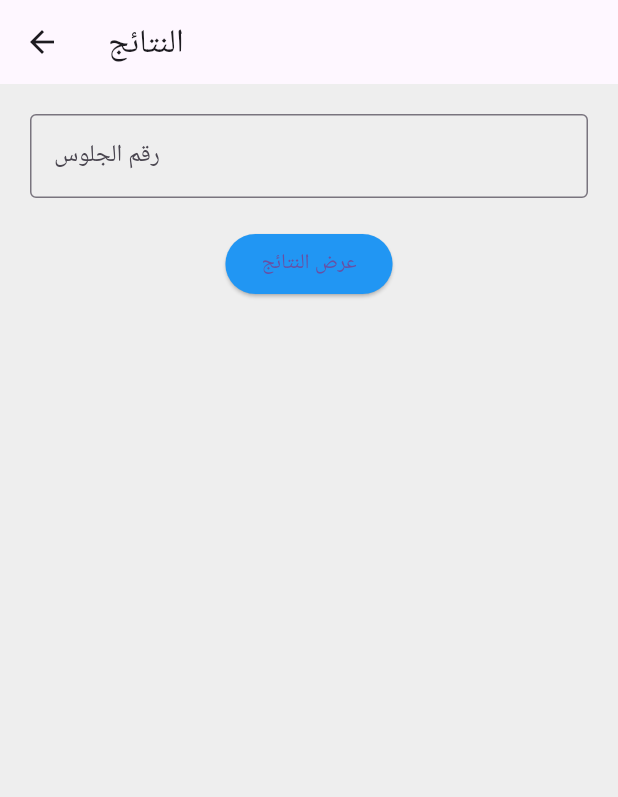
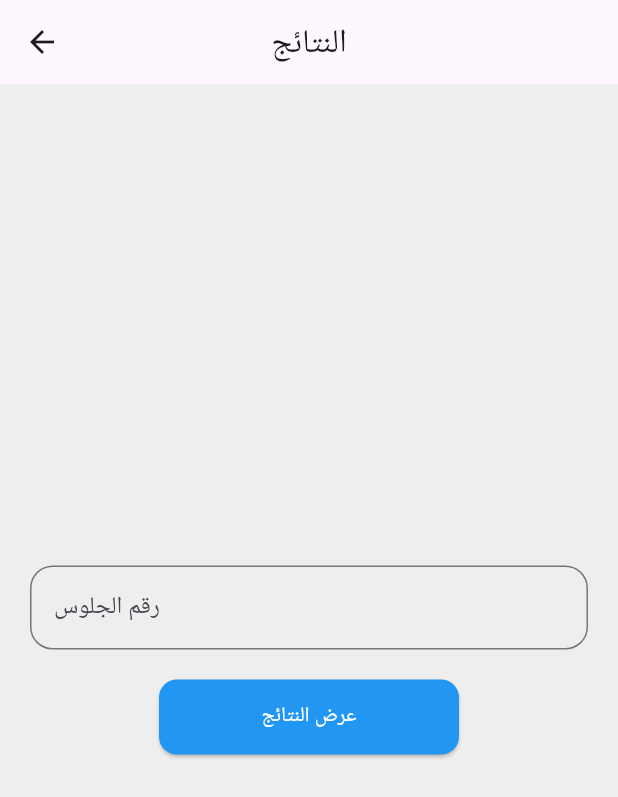
Before and after one commit to mo2605446cvg/alson_education, a Flutter app: the ResultsQueryScreen screen opened by its route, on a phone screen of 412 x 824 dp. Shown: the top 797 px of the screen. Run offline on Flutter 3.47's test engine with Material 3 defaults, Android fonts, the phone set to English and light mode, and no system bars; our stand-ins replace file_picker, sqflite; accounts and stored records are empty.

Commit message:
Update results_query_screen.dart

```diff
--- a/lib/screens/results_query_screen.dart
+++ b/lib/screens/results_query_screen.dart
@@ -4,8 +4,10 @@ import 'package:alson_education/providers/app_state_provider.dart';
 import 'package:alson_education/constants/strings.dart';
 
 class ResultsQueryScreen extends StatefulWidget {
+  const ResultsQueryScreen({super.key});
+
   @override
-  _ResultsQueryScreenState createState() => _ResultsQueryScreenState();
+  State<ResultsQueryScreen> createState() => _ResultsQueryScreenState();
 }
 
 class _ResultsQueryScreenState extends State<ResultsQueryScreen> {
@@ -16,22 +18,39 @@ class _ResultsQueryScreenState extends State<ResultsQueryScreen> {
     final appState = Provider.of<AppState>(context);
 
     return Scaffold(
-      appBar: AppBar(title: Text(AppStrings.get('results', appState.language))),
-      body: Padding(
-        padding: EdgeInsets.all(20),
+      appBar: AppBar(
+        title: Text(AppStrings.get('results', appState.language)),
+        centerTitle: true,
+      ),
+      body: Center(
+        child: SingleChildScrollView(
+          child: Padding(
+            padding: const EdgeInsets.all(20.0),
             child: Column(
+              mainAxisAlignment: MainAxisAlignment.center,
+              crossAxisAlignment: CrossAxisAlignment.center,
               children: [
                 TextField(
                   controller: _studentIdController,
-              decoration: InputDecoration(labelText: AppStrings.get('student_id', appState.language), border: OutlineInputBorder()),
+                  decoration: InputDecoration(
+                    labelText: AppStrings.get('student_id', appState.language),
+                    border: OutlineInputBorder(borderRadius: BorderRadius.circular(15)),
                   ),
-            SizedBox(height: 20),
+                ),
+                const SizedBox(height: 20),
                 ElevatedButton(
                   onPressed: () => Navigator.pushNamed(context, '/view_results'),
+                  style: ElevatedButton.styleFrom(
+                    backgroundColor: Colors.blue,
+                    foregroundColor: Colors.white,
+                    minimumSize: const Size(200, 50),
+                    shape: RoundedRectangleBorder(borderRadius: BorderRadius.circular(12)),
+                  ),
                   child: Text(AppStrings.get('view_results', appState.language)),
-              style: ElevatedButton.styleFrom(backgroundColor: Colors.blue),
                 ),
               ],
+            ),
+          ),
         ),
       ),
     );
```
Lines whose indentation alone changed are shown as unchanged.
